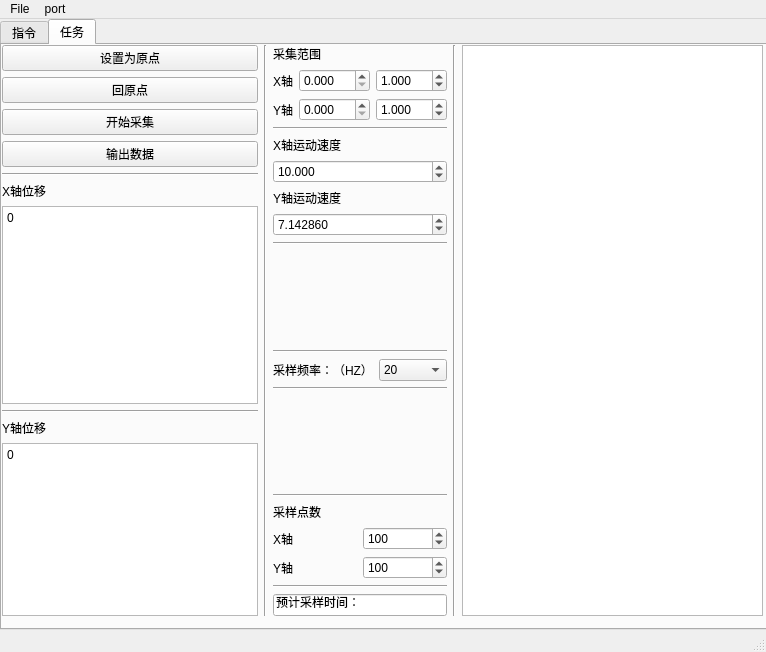
Old version of the form gui/gui0.ui in the repository SophistGuaPi/laser-radar-project.
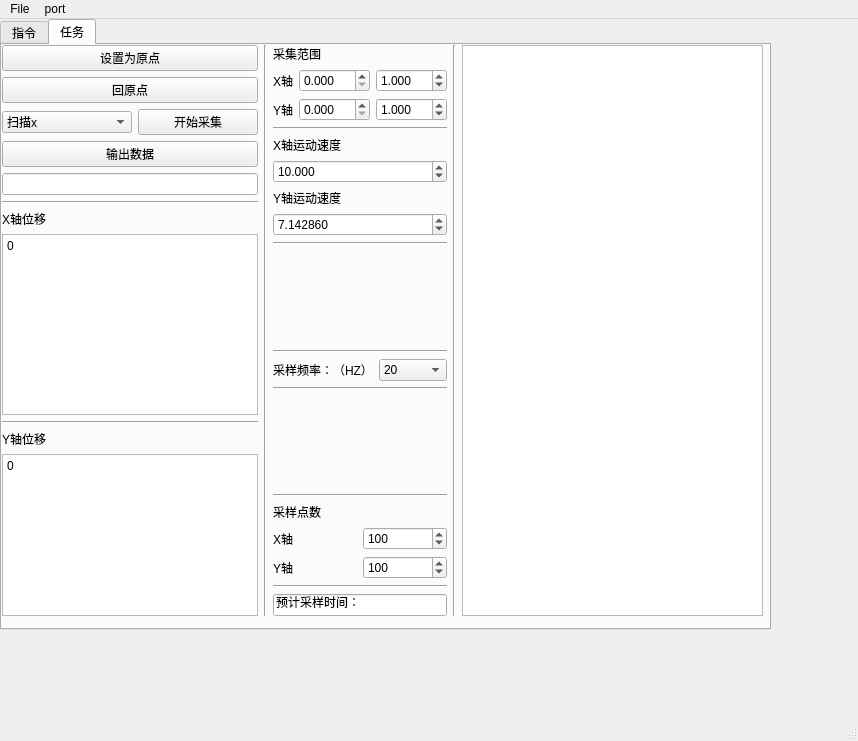
New version of the form. The open tabs and pages were chosen to show the change.

Patch:
```diff
--- a/gui/gui0.ui
+++ b/gui/gui0.ui
@@ -6,8 +6,8 @@
    <rect>
     <x>0</x>
     <y>0</y>
-    <width>766</width>
-    <height>652</height>
+    <width>858</width>
+    <height>741</height>
    </rect>
   </property>
   <property name="windowTitle">
@@ -616,12 +616,35 @@
             </widget>
            </item>
            <item>
+            <layout class="QHBoxLayout" name="horizontalLayout_6">
+             <item>
+              <widget class="QComboBox" name="comboBox_3">
+               <item>
+                <property name="text">
+                 <string>扫描x</string>
+                </property>
+               </item>
+               <item>
+                <property name="text">
+                 <string>扫描y</string>
+                </property>
+               </item>
+               <item>
+                <property name="text">
+                 <string>扫描区域（场扫描）</string>
+                </property>
+               </item>
+              </widget>
+             </item>
+             <item>
             <widget class="QPushButton" name="pushButton_17">
              <property name="text">
               <string>开始采集</string>
              </property>
             </widget>
            </item>
+            </layout>
+           </item>
            <item>
             <widget class="QPushButton" name="pushButton_18">
              <property name="text">
@@ -629,6 +652,13 @@
              </property>
             </widget>
            </item>
+           <item>
+            <widget class="QLineEdit" name="lineEdit_2">
+             <property name="readOnly">
+              <bool>true</bool>
+             </property>
+            </widget>
+           </item>
            <item>
             <widget class="Line" name="line_11">
              <property name="orientation">
@@ -1110,7 +1140,7 @@
     <rect>
      <x>0</x>
      <y>0</y>
-     <width>766</width>
+     <width>858</width>
      <height>23</height>
     </rect>
    </property>
```
Left out of the diff: 2 changed lines with no effect on the pictures. Lines whose indentation alone changed are shown as unchanged.
